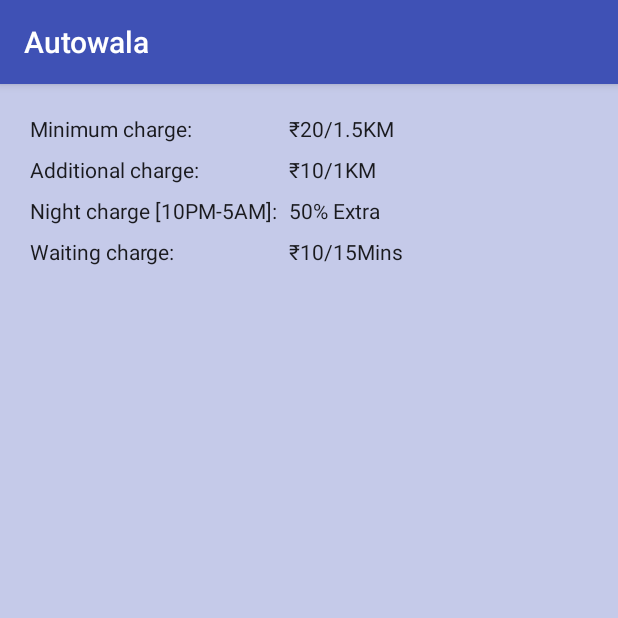
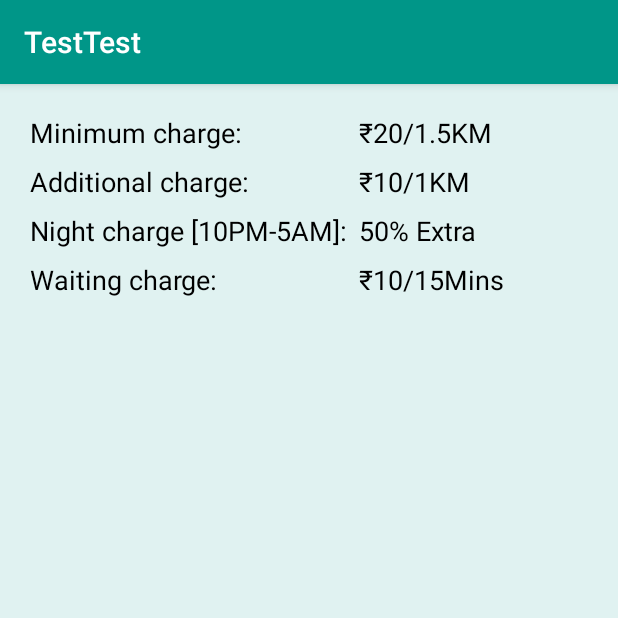
Before and after one commit to nikhilgeo/AutoFare, an Android app: the screen it shows after launch (MainActivity), on a phone screen of 412 x 824 dp, the top half of it. Run offline under Robolectric (Android 15) with nearby library versions, the phone set to English and light mode, and no system bars.

Commit message:
New Color added, new style added

```diff
--- a/app/src/main/res/values/colors.xml
+++ b/app/src/main/res/values/colors.xml
@@ -1,7 +1,7 @@
 <?xml version="1.0" encoding="utf-8"?>
 <resources>
-    <color name="colorPrimary">#3F51B5</color>
-    <color name="colorPrimaryDark">#303F9F</color>
+    <color name="colorPrimary">#009688</color>
+    <color name="colorPrimaryDark">#00796B</color>
     <color name="colorAccent">#FF4081</color>
-    <color name="colorWinBck">#C5CAE9</color>
+    <color name="colorWinBck">#E0F2F1</color>
 </resources>
--- a/app/src/main/res/values/strings.xml
+++ b/app/src/main/res/values/strings.xml
@@ -1,5 +1,5 @@
 <resources>
-    <string name="app_name">Autowala</string>
+    <string name="app_name">TestTest</string>
     <string name="Rs">\u20B9</string>
     <!-- Kerala Auto Fare -->
     <string name="minCharge">20</string>
--- a/app/src/main/res/values/styles.xml
+++ b/app/src/main/res/values/styles.xml
@@ -13,4 +13,11 @@
         <item name="android:windowBackground">@color/colorWinBck</item>
     </style>
 
+    <style name="TextViewTheme" parent="@android:style/TextAppearance.Medium">
+        <item name="android:layout_width">wrap_content</item>
+        <item name="android:layout_height">wrap_content</item>
+        <item name="android:textColor">#000000</item>
+        <item name="android:typeface">normal</item>
+    </style>
+
 </resources>
```
